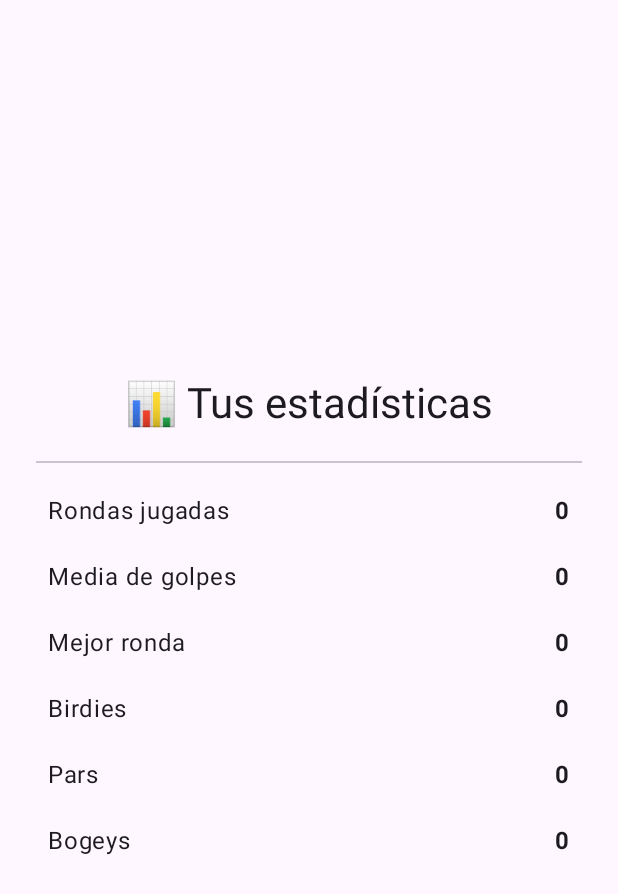
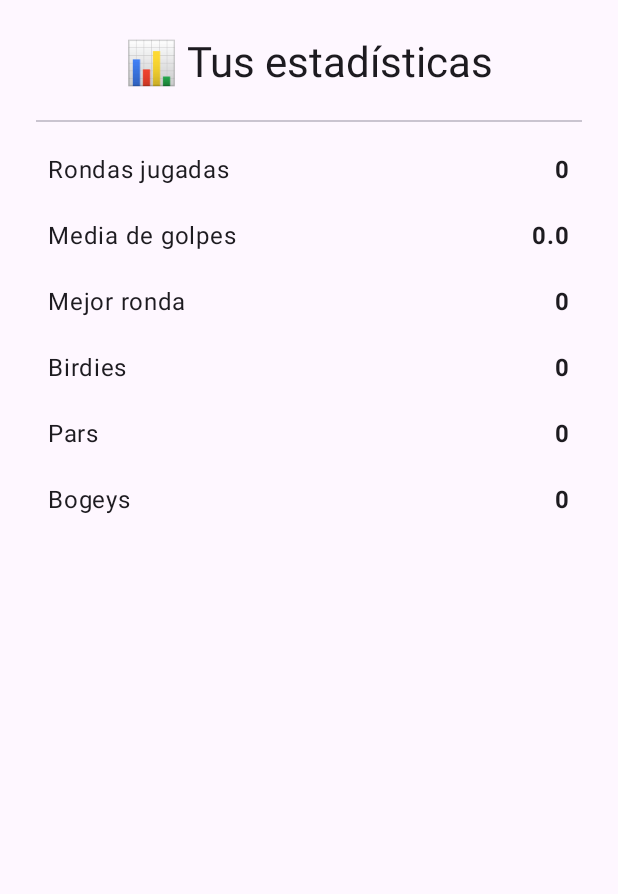
Before and after one commit to SergioCarboFerreiro/GolFinger, an Android app built with Jetpack Compose: the screen it shows after launch (MainActivity), item 3 of the bottom bar chosen, on a phone screen of 412 x 824 dp. Shown: the top 894 px of the screen. Run offline under Robolectric (Android 15) with nearby library versions, the phone set to English and light mode, and no system bars; libraries missing offline, so code that uses them is left out: dev.gitlive.firebase; 17 statements that could not run were skipped.

Commit message:
Created new screen for the user stats and fix issues with the saveRound when we click on finish round.

```diff
--- a/composeApp/src/commonMain/kotlin/com/gousto/kmm/data/remote/firebase/roundRepository/RoundRepository.kt
+++ b/composeApp/src/commonMain/kotlin/com/gousto/kmm/data/remote/firebase/roundRepository/RoundRepository.kt
@@ -3,7 +3,7 @@ package com.gousto.kmm.data.remote.firebase.roundRepository
 interface RoundRepository {
     suspend fun saveRound(round: RoundModel)
     suspend fun getRoundById(sessionId: String): RoundModel?
-    suspend fun findRoundSessionIdForUser(userId: String): String?
+    suspend fun findActiveRoundSessionIdForUser(userId: String): String?
     suspend fun getAllRounds(): List<RoundModel>
-    suspend fun getRoundsForUser(userId: String): List<RoundModel>
+    suspend fun getAllRoundsForUser(userId: String): List<RoundModel>
 }
--- a/composeApp/src/commonMain/kotlin/com/gousto/kmm/data/remote/firebase/roundRepository/RoundRepositoryImpl.kt
+++ b/composeApp/src/commonMain/kotlin/com/gousto/kmm/data/remote/firebase/roundRepository/RoundRepositoryImpl.kt
@@ -35,19 +35,21 @@ class RoundRepositoryImpl : RoundRepository {
         }
     }
 
-    override suspend fun findRoundSessionIdForUser(userId: String): String? {
+    override suspend fun findActiveRoundSessionIdForUser(userId: String): String? {
         try {
-            val rounds = Firebase.firestore.collection(ROUNDS).get()
+            val rounds = Firebase.firestore
+                .collection(ROUNDS)
+                .where("isFinished", false) // 👈 solo rondas activas
+                .get()
 
             val match = rounds.documents.firstOrNull { doc ->
                 val round = doc.data<RoundModel>()
                 round.players.any { it.id == userId }
             }
+
             return match?.id
-        } catch (
-            e: Exception
-        ) {
-            throw RuntimeException("Failed to save round: ${e.message}", e)
+        } catch (e: Exception) {
+            throw RuntimeException("Failed to find active round: ${e.message}", e)
         }
     }
 
@@ -68,7 +70,7 @@ class RoundRepositoryImpl : RoundRepository {
         }
     }
 
-    override suspend fun getRoundsForUser(userId: String): List<RoundModel> {
+    override suspend fun getAllRoundsForUser(userId: String): List<RoundModel> {
         return getAllRounds().filter { round ->
             round.players.any { it.id == userId }
         }
--- a/composeApp/src/commonMain/kotlin/com/gousto/kmm/di/DomainModule.kt
+++ b/composeApp/src/commonMain/kotlin/com/gousto/kmm/di/DomainModule.kt
@@ -1,12 +1,12 @@
 package com.gousto.kmm.di
 
 import com.gousto.kmm.domain.AuthUserUseCase
-import com.gousto.kmm.domain.GetActiveSessionIdByUserIdUseCase
+import com.gousto.kmm.domain.GetActiveRoundSessionIdByUserIdUseCase
 import com.gousto.kmm.domain.GetAllCoursesUseCase
 import com.gousto.kmm.domain.GetAllUsersProfileUseCase
 import com.gousto.kmm.domain.GetCurrentUserProfileUseCase
 import com.gousto.kmm.domain.GetRoundByIdUseCase
-import com.gousto.kmm.domain.GetRoundForUserUseCase
+import com.gousto.kmm.domain.GetAllRoundsForUserUseCase
 import com.gousto.kmm.domain.RegisterUserUseCase
 import com.gousto.kmm.domain.SaveRoundUseCase
 import com.gousto.kmm.domain.SignOutUseCase
@@ -20,8 +20,8 @@ val domainModule = module {
     factoryOf(::AuthUserUseCase)
     factoryOf(::GetRoundByIdUseCase)
     factoryOf(::SaveRoundUseCase)
-    factoryOf(::GetActiveSessionIdByUserIdUseCase)
+    factoryOf(::GetActiveRoundSessionIdByUserIdUseCase)
     factoryOf(::GetAllCoursesUseCase)
     factoryOf(::SignOutUseCase)
-    factoryOf(::GetRoundForUserUseCase)
+    factoryOf(::GetAllRoundsForUserUseCase)
 }
--- a/composeApp/src/commonMain/kotlin/com/gousto/kmm/domain/GetActiveSessionIdByUserIdUseCase.kt
+++ b/composeApp/src/commonMain/kotlin/com/gousto/kmm/domain/GetActiveRoundSessionIdByUserIdUseCase.kt
@@ -2,10 +2,10 @@ package com.gousto.kmm.domain
 
 import com.gousto.kmm.data.remote.firebase.roundRepository.RoundRepository
 
-class GetActiveSessionIdByUserIdUseCase(
+class GetActiveRoundSessionIdByUserIdUseCase(
     private val roundRepository: RoundRepository
 ) {
     suspend fun get(userId: String): String? {
-        return roundRepository.findRoundSessionIdForUser(userId)
+        return roundRepository.findActiveRoundSessionIdForUser(userId)
     }
 }
--- a/composeApp/src/commonMain/kotlin/com/gousto/kmm/domain/GetRoundForUserUseCase.kt
+++ b/composeApp/src/commonMain/kotlin/com/gousto/kmm/domain/GetAllRoundsForUserUseCase.kt
@@ -3,10 +3,10 @@ package com.gousto.kmm.domain
 import com.gousto.kmm.data.remote.firebase.roundRepository.RoundModel
 import com.gousto.kmm.data.remote.firebase.roundRepository.RoundRepository
 
-class GetRoundForUserUseCase(
+class GetAllRoundsForUserUseCase(
     private val roundRepository: RoundRepository
 ) {
     suspend fun get(userId: String): List<RoundModel> {
-        return roundRepository.getRoundsForUser(userId)
+        return roundRepository.getAllRoundsForUser(userId)
     }
 }
--- a/composeApp/src/commonMain/kotlin/com/gousto/kmm/presentation/screen/newRound/NewRoundScreenComposable.kt
+++ b/composeApp/src/commonMain/kotlin/com/gousto/kmm/presentation/screen/newRound/NewRoundScreenComposable.kt
@@ -59,7 +59,7 @@ fun NewRoundScreenComposable(
                     ?.remove<String>("selectedCourseJson")
             }
     }
-// Maneja eventos como navegación y errores
+    // Maneja eventos como navegación y errores
     LaunchedEffect(Unit) {
         viewModel.event.collect { event ->
             when (event) {
--- a/composeApp/src/commonMain/kotlin/com/gousto/kmm/presentation/screen/newRound/NewRoundScreenViewModel.kt
+++ b/composeApp/src/commonMain/kotlin/com/gousto/kmm/presentation/screen/newRound/NewRoundScreenViewModel.kt
@@ -21,6 +21,7 @@ import kotlinx.coroutines.flow.StateFlow
 import kotlinx.coroutines.flow.asSharedFlow
 import kotlinx.coroutines.flow.update
 import kotlinx.coroutines.launch
+import kotlin.reflect.typeOf
 
 class NewRoundScreenViewModel(
     private val newRoundScreenDecorator: NewRoundScreenDecorator,
--- a/composeApp/src/commonMain/kotlin/com/gousto/kmm/presentation/screen/round/RoundScreenDecorator.kt
+++ b/composeApp/src/commonMain/kotlin/com/gousto/kmm/presentation/screen/round/RoundScreenDecorator.kt
@@ -7,20 +7,16 @@ import com.gousto.kmm.presentation.screen.round.state.RoundScreenUiState
 
 class RoundScreenDecorator(
     private val getRoundByIdUseCase: GetRoundByIdUseCase,
-    private val getAllCoursesUseCase: GetAllCoursesUseCase
 ) {
 
     suspend fun getRoundById(sessionId: String): RoundScreenUiState? {
         val round = getRoundByIdUseCase.getRoundById(sessionId) ?: return null
 
-        val allCourses = getAllCoursesUseCase()
-        val matchingCourse = allCourses.find { it.name == round.course.name }
         val scoreMap = round.scores.toScoreMap()
-
 
         return RoundScreenUiState(
             sessionId = round.sessionId,
-            course = matchingCourse ?: round.course,
+            course = round.course,
             players = round.players,
             scores = scoreMap,
             isLoading = false
--- a/composeApp/src/commonMain/kotlin/com/gousto/kmm/presentation/screen/splash/SplashScreenComposable.kt
+++ b/composeApp/src/commonMain/kotlin/com/gousto/kmm/presentation/screen/splash/SplashScreenComposable.kt
@@ -3,15 +3,12 @@ package com.gousto.kmm.presentation.screen.splash
 import androidx.compose.foundation.layout.Box
 import androidx.compose.foundation.layout.fillMaxSize
 import androidx.compose.material3.CircularProgressIndicator
-import androidx.compose.material3.SnackbarHostState
 import androidx.compose.runtime.Composable
 import androidx.compose.runtime.LaunchedEffect
 import androidx.compose.runtime.collectAsState
 import androidx.compose.runtime.getValue
-import androidx.compose.runtime.remember
 import androidx.compose.ui.Alignment
 import androidx.compose.ui.Modifier
-import com.gousto.kmm.presentation.screen.splash.events.SplashScreenUiEvent
 import org.koin.compose.viewmodel.koinViewModel
 import org.koin.core.annotation.KoinExperimentalAPI
 
@@ -35,9 +32,11 @@ fun SplashScreenComposable(
                 !state.isInActiveRound && state.sessionId != null -> {
                     onUserInRound(state.sessionId!!)
                 }
+
                 state.isLoggedIn -> {
                     onUserLoggedIn()
                 }
+
                 else -> {
                     onUserNotLoggedIn()
                 }
--- a/composeApp/src/commonMain/kotlin/com/gousto/kmm/presentation/screen/splash/SplashScreenDecorator.kt
+++ b/composeApp/src/commonMain/kotlin/com/gousto/kmm/presentation/screen/splash/SplashScreenDecorator.kt
@@ -1,12 +1,12 @@
 package com.gousto.kmm.presentation.screen.splash
 
-import com.gousto.kmm.domain.GetActiveSessionIdByUserIdUseCase
+import com.gousto.kmm.domain.GetActiveRoundSessionIdByUserIdUseCase
 import com.gousto.kmm.domain.GetCurrentUserProfileUseCase
 import com.gousto.kmm.domain.GetRoundByIdUseCase
 import com.gousto.kmm.presentation.screen.splash.state.SplashScreenUiState
 
 class SplashScreenDecorator(
-    private val getActiveSessionIdByUserIdUseCase: GetActiveSessionIdByUserIdUseCase,
+    private val getActiveRoundSessionIdByUserIdUseCase: GetActiveRoundSessionIdByUserIdUseCase,
     private val getCurrentUserProfileUseCase: GetCurrentUserProfileUseCase,
     private val getRoundByIdUseCase: GetRoundByIdUseCase
 ) {
@@ -19,7 +19,7 @@ class SplashScreenDecorator(
             sessionId = null
         )
 
-        val sessionId = getActiveSessionIdByUserIdUseCase.get(user.id)
+        val sessionId = getActiveRoundSessionIdByUserIdUseCase.get(user.id)
             ?: return SplashScreenUiState(
                 isLoading = false,
                 isLoggedIn = true,
--- a/composeApp/src/commonMain/kotlin/com/gousto/kmm/presentation/screen/userStats/UserStatsScreenComposable.kt
+++ b/composeApp/src/commonMain/kotlin/com/gousto/kmm/presentation/screen/userStats/UserStatsScreenComposable.kt
@@ -4,9 +4,13 @@ import androidx.compose.foundation.layout.Arrangement
 import androidx.compose.foundation.layout.Box
 import androidx.compose.foundation.layout.Column
 import androidx.compose.foundation.layout.Row
+import androidx.compose.foundation.layout.Spacer
 import androidx.compose.foundation.layout.fillMaxSize
 import androidx.compose.foundation.layout.fillMaxWidth
+import androidx.compose.foundation.layout.height
 import androidx.compose.foundation.layout.padding
+import androidx.compose.foundation.rememberScrollState
+import androidx.compose.foundation.verticalScroll
 import androidx.compose.material3.CircularProgressIndicator
 import androidx.compose.material3.Divider
 import androidx.compose.material3.MaterialTheme
@@ -24,7 +28,7 @@ import androidx.compose.ui.unit.dp
 import com.gousto.kmm.presentation.screen.userStats.events.UserStatsScreenUiEvent
 import org.koin.compose.viewmodel.koinViewModel
 import org.koin.core.annotation.KoinExperimentalAPI
-import kotlin.math.roundToInt
+import kotlin.math.pow
 
 @OptIn(KoinExperimentalAPI::class)
 @Composable
@@ -56,26 +60,38 @@ fun UserStatsScreenComposable() {
         } else {
             uiState.stats?.let { stats ->
                 Column(
-                    verticalArrangement = Arrangement.spacedBy(20.dp),
-                    horizontalAlignment = Alignment.CenterHorizontally,
-                    modifier = Modifier.fillMaxWidth()
+                    Modifier
+                        .fillMaxSize()
+                        .verticalScroll(rememberScrollState())
+                        .padding(bottom = 48.dp),
+                    Arrangement.spacedBy(20.dp),
+                    Alignment.CenterHorizontally // por si hay botón en el futuro
                 ) {
-                    Text(
-                        "📊 Tus estadísticas",
-                        style = MaterialTheme.typography.headlineMedium
-                    )
-
+                    Text("📊 Tus estadísticas", style = MaterialTheme.typography.headlineMedium)
                     Divider()
 
-                    StatRow(label = "Rondas jugadas", value = "${stats.totalRounds}")
-                    StatRow(
-                        label = "Media de golpes",
-                        value = stats.averageStrokes.roundToInt().toString()
-                    )
-                    StatRow(label = "Mejor ronda", value = "${stats.bestRound}")
-                    StatRow(label = "Birdies", value = "${stats.totalBirdies}")
-                    StatRow(label = "Pars", value = "${stats.totalPars}")
-                    StatRow(label = "Bogeys", value = "${stats.totalBogeys}")
+                    StatRow("Rondas jugadas", "${stats.totalRounds}")
+                    StatRow("Media de golpes", stats.averageStrokes.round(1))
+                    StatRow("Mejor ronda", "${stats.bestRound}")
+                    StatRow("Birdies", "${stats.totalBirdies}")
+                    StatRow("Pars", "${stats.totalPars}")
+                    StatRow("Bogeys", "${stats.totalBogeys}")
+
+                    if (stats.statsByType.isNotEmpty()) {
+                        Divider()
+                        Text("📂 Por tipo de juego", style = MaterialTheme.typography.titleMedium)
+
+                        stats.statsByType.forEach { (type, detail) ->
+                            Spacer(Modifier.height(8.dp))
+                            Text(
+                                "• ${mapGameTypeToLabel(type)}",
+                                style = MaterialTheme.typography.bodyLarge
+                            )
+                            StatRow("Rondas", "${detail.rounds}")
+                            StatRow("Media de golpes", detail.averageStrokes.round(1))
+                            StatRow("Mejor ronda", "${detail.bestRound}")
+                        }
+                    }
                 }
             } ?: Text("No hay estadísticas disponibles.")
         }
@@ -94,3 +110,17 @@ fun StatRow(label: String, value: String) {
         Text(value, style = MaterialTheme.typography.bodyLarge, fontWeight = FontWeight.Bold)
     }
 }
+
+// Ejemplo para traducir tipos
+fun mapGameTypeToLabel(type: String): String = when (type) {
+    "9holes" -> "9 hoyos"
+    "standard" -> "18 hoyos"
+    "pitch and putt" -> "Pitch & Putt"
+    else -> type
+}
+
+// Redondeo multiplataforma
+fun Double.round(decimals: Int): String {
+    val factor = 10.0.pow(decimals)
+    return (kotlin.math.round(this * factor) / factor).toString()
+}
--- a/composeApp/src/commonMain/kotlin/com/gousto/kmm/presentation/screen/userStats/UserStatsScreenDecorator.kt
+++ b/composeApp/src/commonMain/kotlin/com/gousto/kmm/presentation/screen/userStats/UserStatsScreenDecorator.kt
@@ -1,34 +1,36 @@
 package com.gousto.kmm.presentation.screen.userStats
 
-import com.gousto.kmm.domain.GetRoundForUserUseCase
+import com.gousto.kmm.domain.GetAllRoundsForUserUseCase
+import com.gousto.kmm.presentation.screen.userStats.state.StatsPerType
 import com.gousto.kmm.presentation.screen.userStats.state.UserStatsScreenUiState
 import com.gousto.kmm.presentation.screen.userStats.state.UserStatsUiState
 
 class UserStatsScreenDecorator(
-    private val getRoundForUserUseCase: GetRoundForUserUseCase
+    private val getAllRoundsForUserUseCase: GetAllRoundsForUserUseCase
 ) {
 
     suspend fun getStatsForUser(userId: String): UserStatsScreenUiState {
-        val rounds = getRoundForUserUseCase.get(userId)
+        val rounds = getAllRoundsForUserUseCase.get(userId)
 
         val strokeSumsPerRound = mutableListOf<Int>()
         var birdies = 0
         var pars = 0
         var bogeys = 0
 
+        val groupedStats = mutableMapOf<String, MutableList<Int>>() // tipo → strokes por ronda
+
         rounds.forEach { round ->
-            val parByHole = round.course.games
-                .firstOrNull() // puedes elegir mejor estrategia luego
-                ?.holes
-                ?.associateBy({ it.number }, { it.par }) ?: emptyMap()
-
             val userScores = round.scores.filter { it.playerId == userId }
 
-            var strokesThisRound = 0
+            val scoresGroupedByType = round.course.games.associate { game ->
+                val parByHole = game.holes.associateBy({ it.number }, { it.par })
+                val scoresForType = userScores.filter { parByHole.containsKey(it.hole) }
 
-            userScores.forEach { entry ->
+                var strokesThisGame = 0
+
+                scoresForType.forEach { entry ->
                     val strokes = entry.strokes.toIntOrNull() ?: return@forEach
-                strokesThisRound += strokes
+                    strokesThisGame += strokes
                     val par = parByHole[entry.hole] ?: return@forEach
 
                     when {
@@ -38,13 +40,25 @@ class UserStatsScreenDecorator(
                     }
                 }
 
-            if (strokesThisRound > 0) {
-                strokeSumsPerRound.add(strokesThisRound)
+                game.type to strokesThisGame.takeIf { it > 0 }
+            }.filterValues { it != null }.mapValues { it.value!! }
+
+            scoresGroupedByType.forEach { (type, strokes) ->
+                groupedStats.getOrPut(type) { mutableListOf() }.add(strokes)
+                strokeSumsPerRound.add(strokes)
             }
         }
 
-        val average = if (strokeSumsPerRound.isNotEmpty()) strokeSumsPerRound.average() else 0.0
+        val average = strokeSumsPerRound.takeIf { it.isNotEmpty() }?.average() ?: 0.0
         val best = strokeSumsPerRound.minOrNull() ?: 0
+
+        val statsByType = groupedStats.mapValues { (_, strokesList) ->
+            StatsPerType(
+                rounds = strokesList.size,
+                averageStrokes = strokesList.average(),
+                bestRound = strokesList.minOrNull() ?: 0
+            )
+        }
 
         return UserStatsScreenUiState(
             isLoading = false,
@@ -54,7 +68,8 @@ class UserStatsScreenDecorator(
                 bestRound = best,
                 totalBirdies = birdies,
                 totalPars = pars,
-                totalBogeys = bogeys
+                totalBogeys = bogeys,
+                statsByType = statsByType
             )
         )
     }
--- a/composeApp/src/commonMain/kotlin/com/gousto/kmm/presentation/screen/userStats/UserStatsScreenViewModel.kt
+++ b/composeApp/src/commonMain/kotlin/com/gousto/kmm/presentation/screen/userStats/UserStatsScreenViewModel.kt
@@ -2,9 +2,7 @@ package com.gousto.kmm.presentation.screen.userStats
 
 import androidx.lifecycle.ViewModel
 import androidx.lifecycle.viewModelScope
-import com.gousto.kmm.domain.AuthUserUseCase
 import com.gousto.kmm.domain.GetCurrentUserProfileUseCase
-import com.gousto.kmm.presentation.screen.splash.events.SplashScreenUiEvent
 import com.gousto.kmm.presentation.screen.userStats.events.UserStatsScreenUiEvent
 import com.gousto.kmm.presentation.screen.userStats.state.UserStatsScreenUiState
 import kotlinx.coroutines.CoroutineExceptionHandler
--- a/composeApp/src/commonMain/kotlin/com/gousto/kmm/presentation/screen/userStats/state/UserStatsScreenUiState.kt
+++ b/composeApp/src/commonMain/kotlin/com/gousto/kmm/presentation/screen/userStats/state/UserStatsScreenUiState.kt
@@ -11,5 +11,12 @@ data class UserStatsUiState(
     val bestRound: Int,
     val totalBirdies: Int,
     val totalPars: Int,
-    val totalBogeys: Int
+    val totalBogeys: Int,
+    val statsByType: Map<String, StatsPerType> = emptyMap() // 👈 añadido
 )
+
+data class StatsPerType(
+    val rounds: Int,
+    val averageStrokes: Double,
+    val bestRound: Int
+)
```
Also changed, not shown: composeApp/src/commonMain/kotlin/com/gousto/kmm/presentation/screen/login/LoginScreenViewModel.kt (+3 -4 lines). Lines whose indentation alone changed are shown as unchanged.
